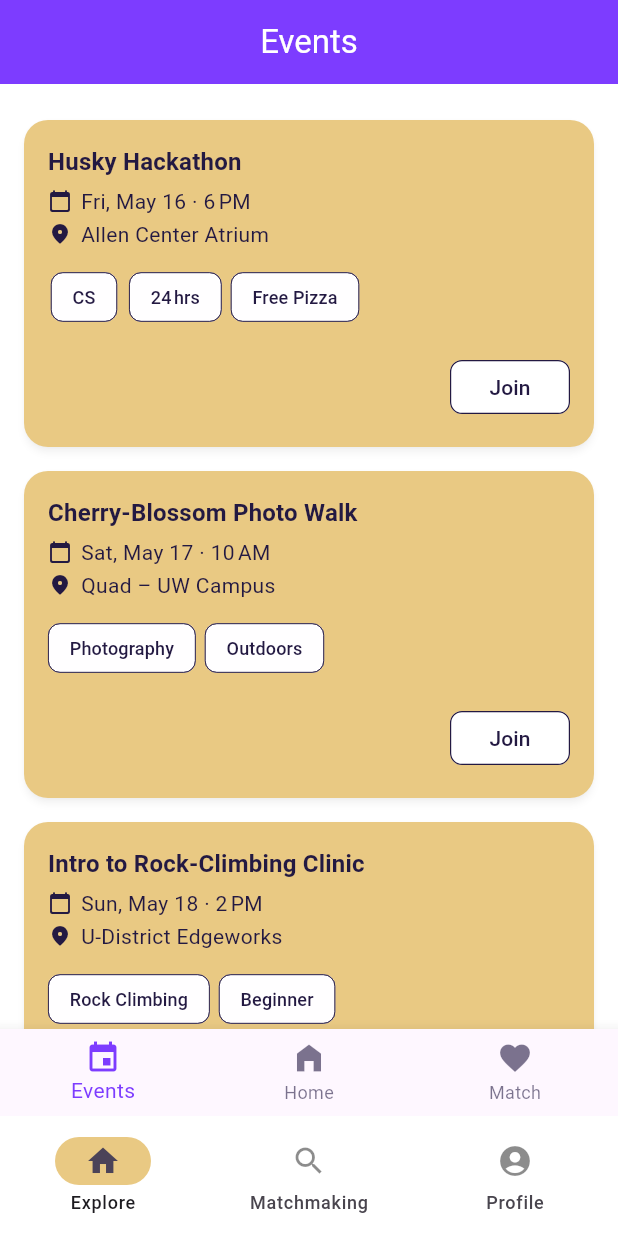
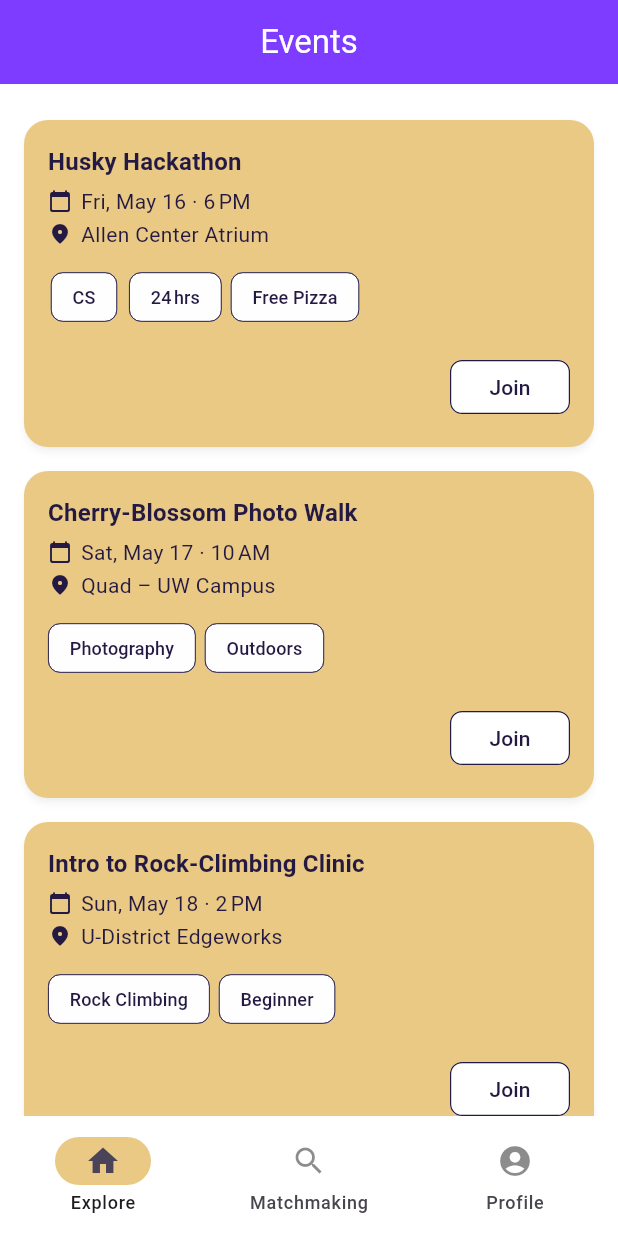
Before and after one commit to yonasnat/tapin-uw, a Flutter app: the screen it shows after launch, after a tap on "Login", on a phone screen of 412 x 824 dp. Run offline on Flutter 3.47's test engine with Material 3 defaults, Android fonts, the phone set to English and light mode, and no system bars.

Commit message:
explore_screen-fix

```diff
--- a/flutter_frontend/lib/explore_screen.dart
+++ b/flutter_frontend/lib/explore_screen.dart
@@ -62,7 +62,7 @@ class EventsPage extends StatelessWidget {
           );
         },
       ),
-      bottomNavigationBar: _SimpleNavBar(currentIndex: 0),
+      // bottomNavigationBar: _SimpleNavBar(currentIndex: 0),
     );
   }
 }
@@ -158,30 +158,3 @@ class _EventCard extends StatelessWidget {
     );
   }
 }
-
-// ─── Minimal Bottom Navigation (placeholder) ─────────────────────────
-class _SimpleNavBar extends StatelessWidget {
-  const _SimpleNavBar({required this.currentIndex});
-
-  final int currentIndex;
-
-  static const _uwPurple = EventsPage._uwPurple;
-  static const _navy     = EventsPage._navy;
-
-  @override
-  Widget build(BuildContext context) {
-    return BottomNavigationBar(
-      currentIndex: currentIndex,
-      selectedItemColor: _uwPurple,
-      unselectedItemColor: _navy.withOpacity(.6),
-      items: const [
-        BottomNavigationBarItem(icon: Icon(Icons.event), label: 'Events'),
-        BottomNavigationBarItem(icon: Icon(Icons.home_filled), label: 'Home'),
-        BottomNavigationBarItem(icon: Icon(Icons.favorite), label: 'Match'),
-      ],
-      onTap: (i) {
-        // TODO: implement navigation logic
-      },
-    );
-  }
-}
```
